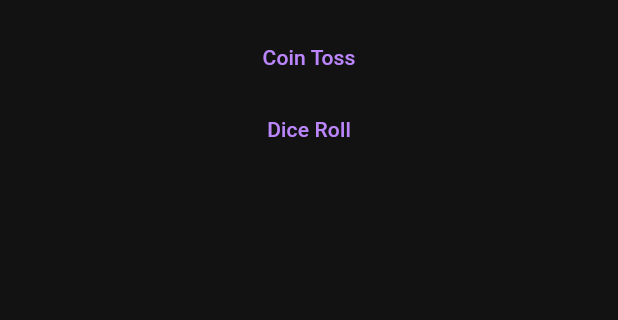
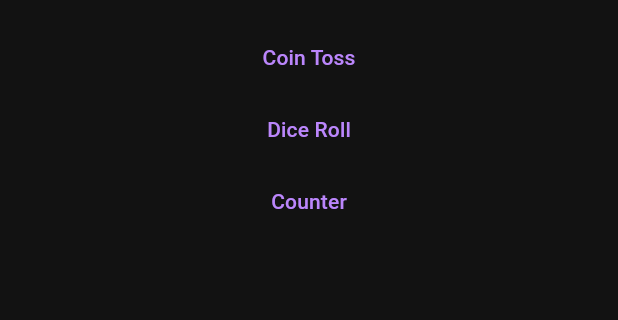
Before and after one commit to ImQWERTY39/bareutils, a Flutter app: the screen it shows after launch, on a phone screen of 412 x 824 dp, the part 63-383 px from its top. Run offline on Flutter 3.47's test engine with Material 3 defaults, Android fonts, the phone set to English and light mode, and no system bars.

Commit message:
figure it out pls

```diff
--- a/lib/pages/home.dart
+++ b/lib/pages/home.dart
@@ -1,4 +1,5 @@
 import 'package:bareutils/pages/coin_toss.dart';
+import 'package:bareutils/pages/counter.dart';
 import 'package:bareutils/pages/dice.dart';
 import 'package:flutter/material.dart';
 
@@ -9,31 +10,44 @@ class HomePage extends StatelessWidget {
   Widget build(BuildContext context) {
     return Scaffold(
       appBar: AppBar(title: Text('BareUtils'), centerTitle: true),
+      body: _createBody(context),
+    );
+  }
 
-      body: Center(
+  Widget _createBody(BuildContext context) {
+    return Center(
       child: Column(
         children: [
-            TextButton(
-              onPressed: () {
-                Navigator.push(
+          _createButton(
             context,
-                  MaterialPageRoute(builder: (context) => const CoinTossPage()),
-                );
-              },
-              child: Text('Coin Toss'),
+            (context) => const CoinTossPage(),
+            const Text('Coin Toss'),
           ),
-            TextButton(
-              onPressed: () {
-                Navigator.push(
+          _createButton(
             context,
-                  MaterialPageRoute(builder: (context) => const DiceRollPage()),
-                );
-              },
-              child: Text('Dice Roll'),
+            (context) => const DiceRollPage(),
+            const Text('Dice Roll'),
+          ),
+          _createButton(
+            context,
+            (context) => const CounterPage(),
+            const Text('Counter'),
           ),
         ],
       ),
-      ),
+    );
+  }
+
+  TextButton _createButton(
+    BuildContext context,
+    Widget Function(BuildContext) builder,
+    Text msg,
+  ) {
+    return TextButton(
+      onPressed: () {
+        Navigator.push(context, MaterialPageRoute(builder: builder));
+      },
+      child: msg,
     );
   }
 }
```
Also changed, not shown: lib/pages/coin_toss.dart (+29 -18 lines), lib/pages/counter.dart (added, +75 -0 lines), lib/pages/dice.dart (+35 -24 lines), 1 other file. Lines whose indentation alone changed are shown as unchanged.
